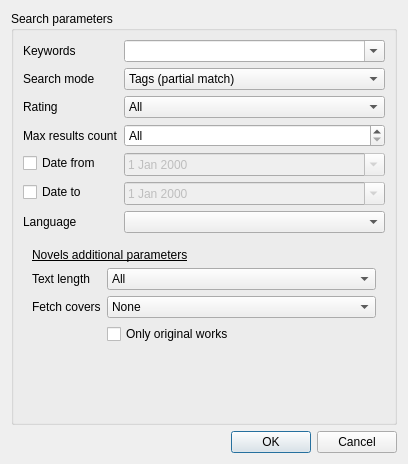
kernel1024/jpreader, file utils/pixivindexlimitsdialog.ui: the form before one commit.
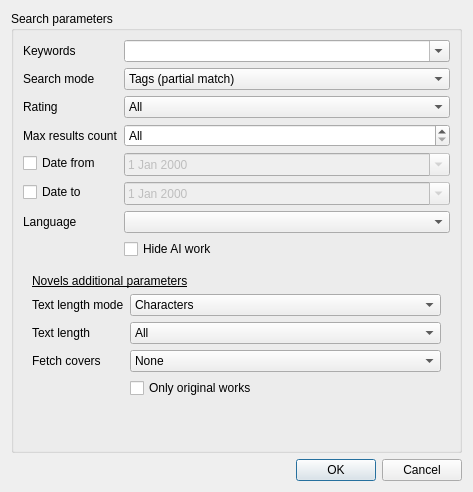
The form after the commit. The open tabs and pages were chosen to show the change.

What changed in the file:
```diff
--- a/utils/pixivindexlimitsdialog.ui
+++ b/utils/pixivindexlimitsdialog.ui
@@ -6,8 +6,8 @@
    <rect>
     <x>0</x>
     <y>0</y>
-    <width>408</width>
-    <height>464</height>
+    <width>386</width>
+    <height>492</height>
    </rect>
   </property>
   <property name="windowTitle">
@@ -176,7 +176,14 @@
       <item row="6" column="1">
        <widget class="QComboBox" name="comboLanguage"/>
       </item>
-      <item row="7" column="0" colspan="2">
+      <item row="7" column="1">
+       <widget class="QCheckBox" name="checkHideAIWork">
+        <property name="text">
+         <string>Hide AI work</string>
+        </property>
+       </widget>
+      </item>
+      <item row="8" column="0" colspan="2">
        <widget class="QStackedWidget" name="exModeStack">
         <property name="currentIndex">
          <number>1</number>
@@ -195,7 +202,26 @@
             </property>
            </widget>
           </item>
-          <item row="1" column="0">
+          <item row="1" column="1">
+           <widget class="QComboBox" name="comboLengthMode">
+            <item>
+             <property name="text">
+              <string>Characters</string>
+             </property>
+            </item>
+            <item>
+             <property name="text">
+              <string>Words</string>
+             </property>
+            </item>
+            <item>
+             <property name="text">
+              <string>Reading time</string>
+             </property>
+            </item>
+           </widget>
+          </item>
+          <item row="2" column="0">
            <widget class="QLabel" name="label_3">
             <property name="text">
              <string>Text length</string>
@@ -205,7 +231,7 @@
             </property>
            </widget>
           </item>
-          <item row="1" column="1">
+          <item row="2" column="1">
            <widget class="QComboBox" name="comboLength">
             <item>
              <property name="text">
@@ -214,27 +240,27 @@
             </item>
             <item>
              <property name="text">
-              <string>Flash (less than 5000)</string>
+              <string>Flash (&lt; 5000 words, chars; &lt; 9 min)</string>
              </property>
             </item>
             <item>
              <property name="text">
-              <string>Short (5000 - 20000)</string>
+              <string>Short (5000 - 20000 words, chars; 10 - 59 min)</string>
              </property>
             </item>
             <item>
              <property name="text">
-              <string>Medium (20000 - 80000)</string>
+              <string>Medium (20000 - 80000 words, chars; 60 - 179 min)</string>
              </property>
             </item>
             <item>
              <property name="text">
-              <string>Long (80000+)</string>
+              <string>Long (80000+ words, chars; 180+ min)</string>
              </property>
             </item>
            </widget>
           </item>
-          <item row="2" column="0">
+          <item row="3" column="0">
            <widget class="QLabel" name="label_7">
             <property name="text">
              <string>Fetch covers</string>
@@ -244,7 +270,7 @@
             </property>
            </widget>
           </item>
-          <item row="2" column="1">
+          <item row="3" column="1">
            <widget class="QComboBox" name="comboFetchCovers">
             <item>
              <property name="text">
@@ -263,14 +289,14 @@
             </item>
            </widget>
           </item>
-          <item row="3" column="1">
+          <item row="4" column="1">
            <widget class="QCheckBox" name="checkOriginalOnly">
             <property name="text">
              <string>Only original works</string>
             </property>
            </widget>
           </item>
-          <item row="4" column="1">
+          <item row="5" column="1">
            <spacer name="verticalSpacer">
             <property name="orientation">
              <enum>Qt::Vertical</enum>
@@ -283,6 +309,13 @@
             </property>
            </spacer>
           </item>
+          <item row="1" column="0">
+           <widget class="QLabel" name="label_14">
+            <property name="text">
+             <string>Text length mode</string>
+            </property>
+           </widget>
+          </item>
          </layout>
         </widget>
         <widget class="QWidget" name="page_2">
```
Left out of the diff: 26 changed lines with no effect on the pictures.
